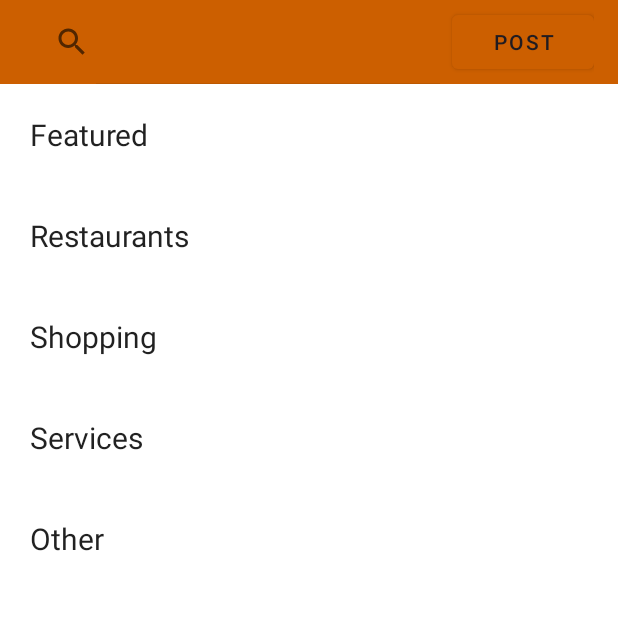
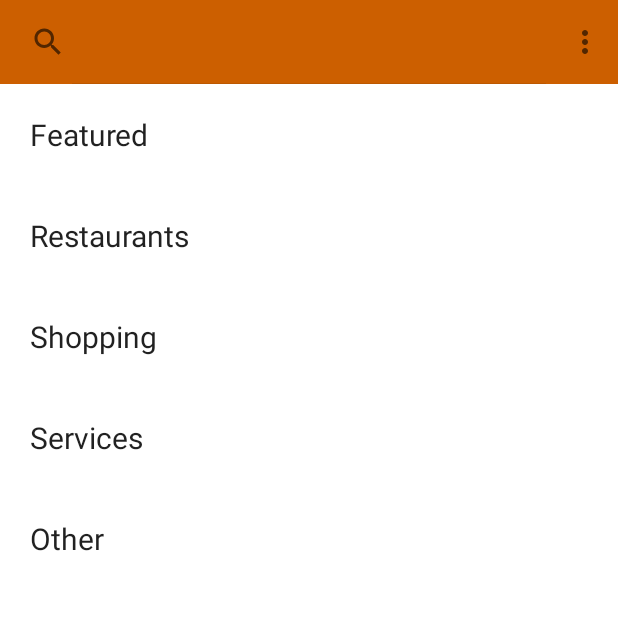
Before and after one commit to jeff-pancho/ReOpen, an Android app: the screen it shows after launch once a user with an empty profile is signed in (MainActivity), on a phone screen of 412 x 824 dp, the top half of it. Run offline under Robolectric (Android 15) with nearby library versions, the phone set to English and light mode, and no system bars; our stand-ins replace Firebase (no records; nobody signed in at launch, a user with empty details on screens opened directly), Picasso.

Commit message:
Replace post button with options menu. Add log out button

```diff
--- a/app/src/main/res/layout/activity_main.xml
+++ b/app/src/main/res/layout/activity_main.xml
@@ -12,7 +12,8 @@
         android:layout_width="match_parent"
         android:layout_height="?attr/actionBarSize"
         android:background="?attr/colorPrimary"
-        app:contentInsetEnd="16dp">
+        app:contentInsetStart="0dp"
+        app:contentInsetEnd="0dp" >
 
         <LinearLayout
             android:layout_width="match_parent"
@@ -26,13 +27,13 @@
                 android:layout_gravity="center_vertical"
                 android:layout_weight="1" />
 
-            <Button
-                android:layout_width="match_parent"
-                android:layout_height="wrap_content"
-                android:layout_gravity="center_vertical"
-                android:layout_weight="3"
-                android:text="@string/post_button_text"
-                android:onClick="onMakePost" />
+<!--            <Button-->
+<!--                android:layout_width="match_parent"-->
+<!--                android:layout_height="wrap_content"-->
+<!--                android:layout_gravity="center_vertical"-->
+<!--                android:layout_weight="3"-->
+<!--                android:text="@string/post_button_text"-->
+<!--                android:onClick="onMakePost" />-->
         </LinearLayout>
     </androidx.appcompat.widget.Toolbar>
 
--- /dev/null
+++ b/app/src/main/res/menu/menu_main.xml
@@ -0,0 +1,9 @@
+<?xml version="1.0" encoding="utf-8"?>
+<menu xmlns:android="http://schemas.android.com/apk/res/android">
+    <item
+        android:id="@+id/menu_post"
+        android:title="@string/menu_post" />
+    <item
+        android:id="@+id/menu_logout"
+        android:title="@string/menu_logout" />
+</menu>
--- a/app/src/main/res/values/strings.xml
+++ b/app/src/main/res/values/strings.xml
@@ -8,7 +8,8 @@
     <string name="other_text">Other</string>
 
     <string name="toolbar_search_field_hint">Search Businesses</string>
-    <string name="post_button_text">Post</string>
+    <string name="menu_post">Post</string>
+    <string name="menu_logout">Log out</string>
     <string name="title_activity_profile_map">Map</string>
 
     <string name="business_name_long">Business Name: </string>
```
Also changed, not shown: app/src/main/java/com/example/reopen/Business.java (deleted, +0 -90 lines), app/src/main/java/com/example/reopen/MainActivity.java (+27 -5 lines).
